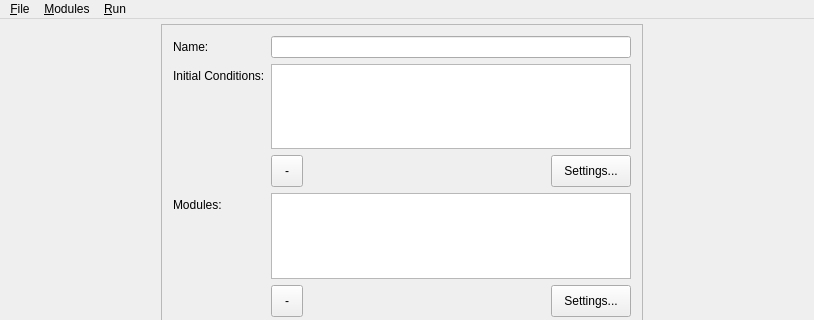
The window that Code/exp_design/gui/experimentmanager.ui (economou/gpunit) describes before a commit, drawn with Qt 5; both pictures show x 0 to 814 and y 0 to 320 of the 814 by 514 pixel window.
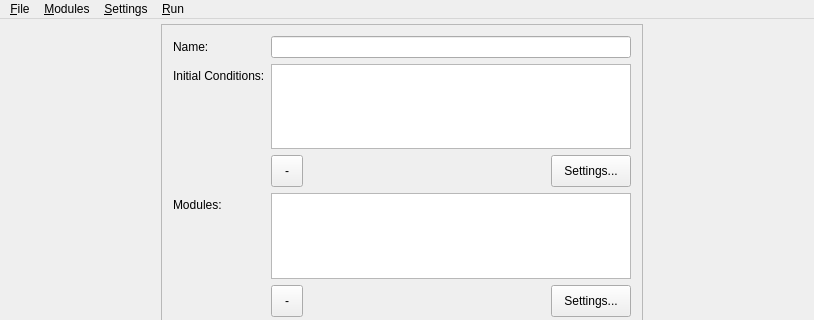
The same window after the commit. Icons and pictures are not drawn. Custom widgets are drawn as their Qt base class.

Diff of the .ui file:
```diff
--- a/Code/exp_design/gui/experimentmanager.ui
+++ b/Code/exp_design/gui/experimentmanager.ui
@@ -456,8 +456,15 @@
     <addaction name="actionImport_Module"/>
     <addaction name="actionEdit_Modules"/>
    </widget>
+   <widget class="QMenu" name="menuSettings">
+    <property name="title">
+     <string>&amp;Settings</string>
+    </property>
+    <addaction name="actionScale_to_Standard"/>
+   </widget>
    <addaction name="menuFile"/>
    <addaction name="menuModules"/>
+   <addaction name="menuSettings"/>
    <addaction name="menuRun"/>
   </widget>
   <widget class="QStatusBar" name="statusBar"/>
```
Left out of the diff: 8 changed lines with no effect on the pictures.
